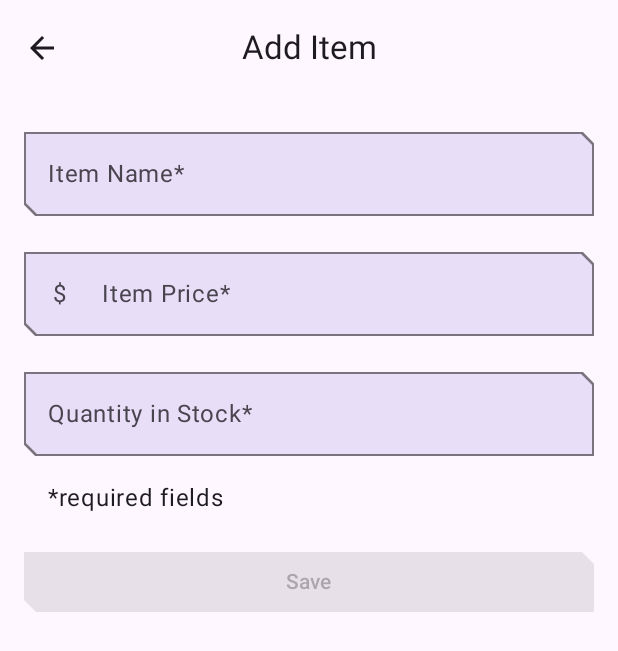
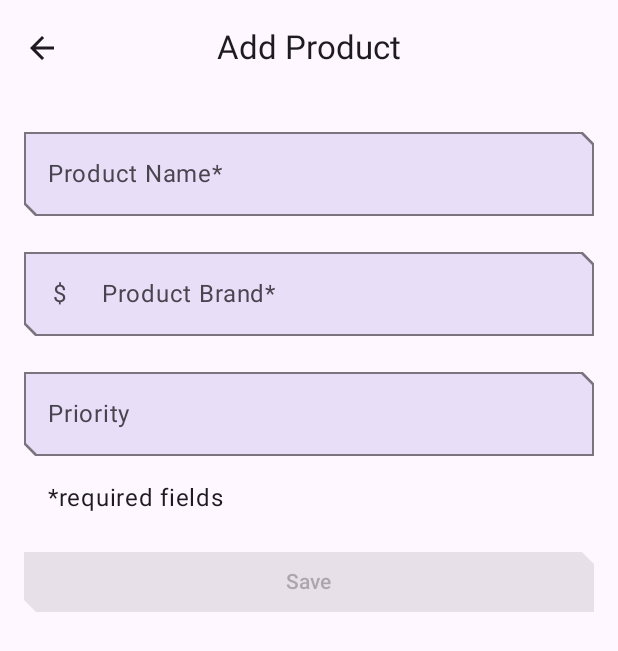
Before and after one commit to SBDJAY/ShoppingListApp, an Android app built with Jetpack Compose: the ItemEntryScreen screen opened through its navigation route, on a phone screen of 412 x 824 dp. Shown: the top 651 px of the screen. Run offline under Robolectric (Android 15) with nearby library versions, the phone set to English and light mode, and no system bars.

Commit message:
Changes Made

```diff
--- a/app/src/main/res/values/strings.xml
+++ b/app/src/main/res/values/strings.xml
@@ -19,18 +19,18 @@
     <string name="back_button">Back</string>
     <string name="delete">Delete</string>
     <string name="delete_question">Are you sure you want to delete?</string>
-    <string name="no_item_description">Oops!\nNo items in the inventory.\nTap + to add.</string>
+    <string name="no_item_description">Oops!\nNo products in the inventory.\nTap + to add.</string>
     <string name="edit_item_title">Edit Item</string>
-    <string name="item">Item</string>
-    <string name="item_detail_title">Item Details</string>
-    <string name="item_entry_title">Add Item</string>
-    <string name="item_name_req">Item Name*</string>
-    <string name="item_price_req">Item Price*</string>
+    <string name="item">Product</string>
+    <string name="item_detail_title">Product Details</string>
+    <string name="item_entry_title">Add Product</string>
+    <string name="item_name_req">Product Name*</string>
+    <string name="item_price_req">Product Brand*</string>
     <string name="no">No</string>
-    <string name="price">Price</string>
-    <string name="quantity_in_stock">Quantity in stock</string>
-    <string name="in_stock">%d in stock</string>
-    <string name="quantity_req">Quantity in Stock*</string>
+    <string name="price">Brand</string>
+    <string name="quantity_in_stock">Priority</string>
+    <string name="in_stock">%d Priority type</string>
+    <string name="quantity_req">Priority</string>
     <string name="save_action">Save</string>
     <string name="sell">Sell</string>
     <string name="yes">Yes</string>
```
